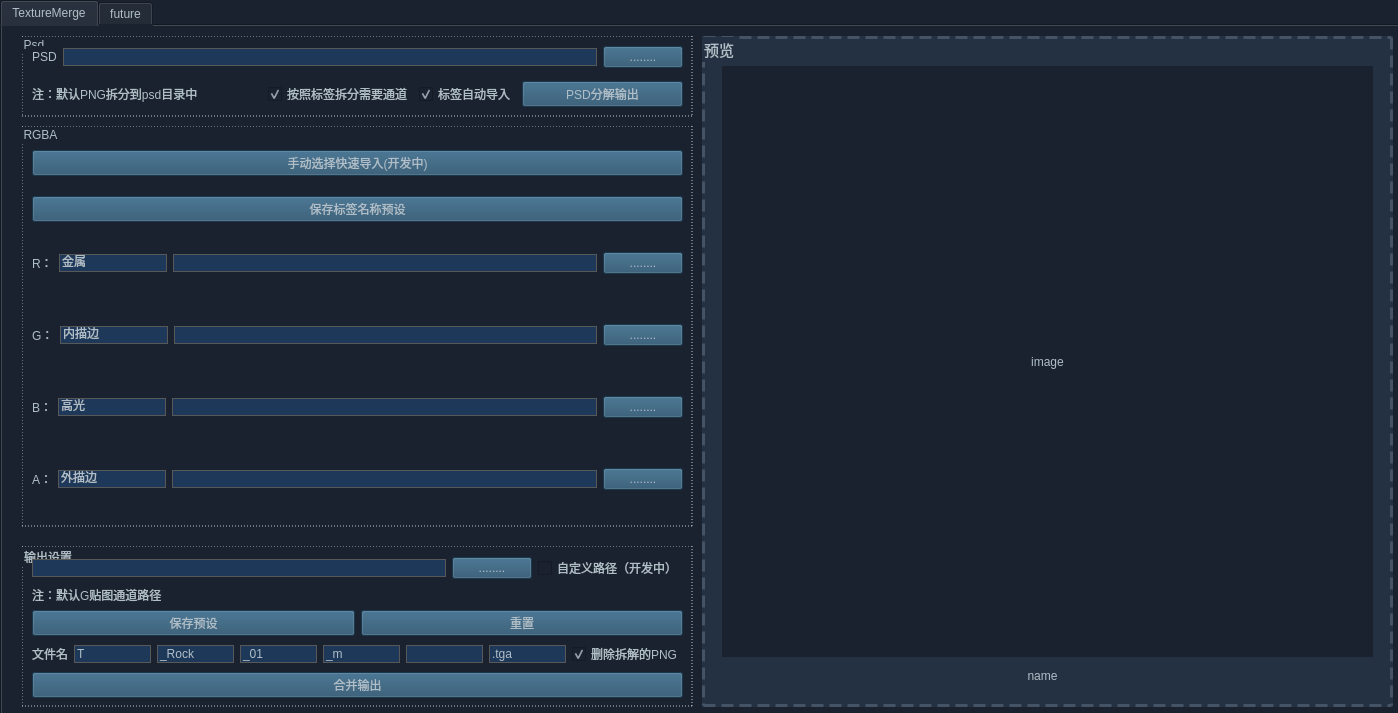
The window that ui.ui (fxcfxcfxc/PSDMerge) describes before a commit, drawn with Qt 5.
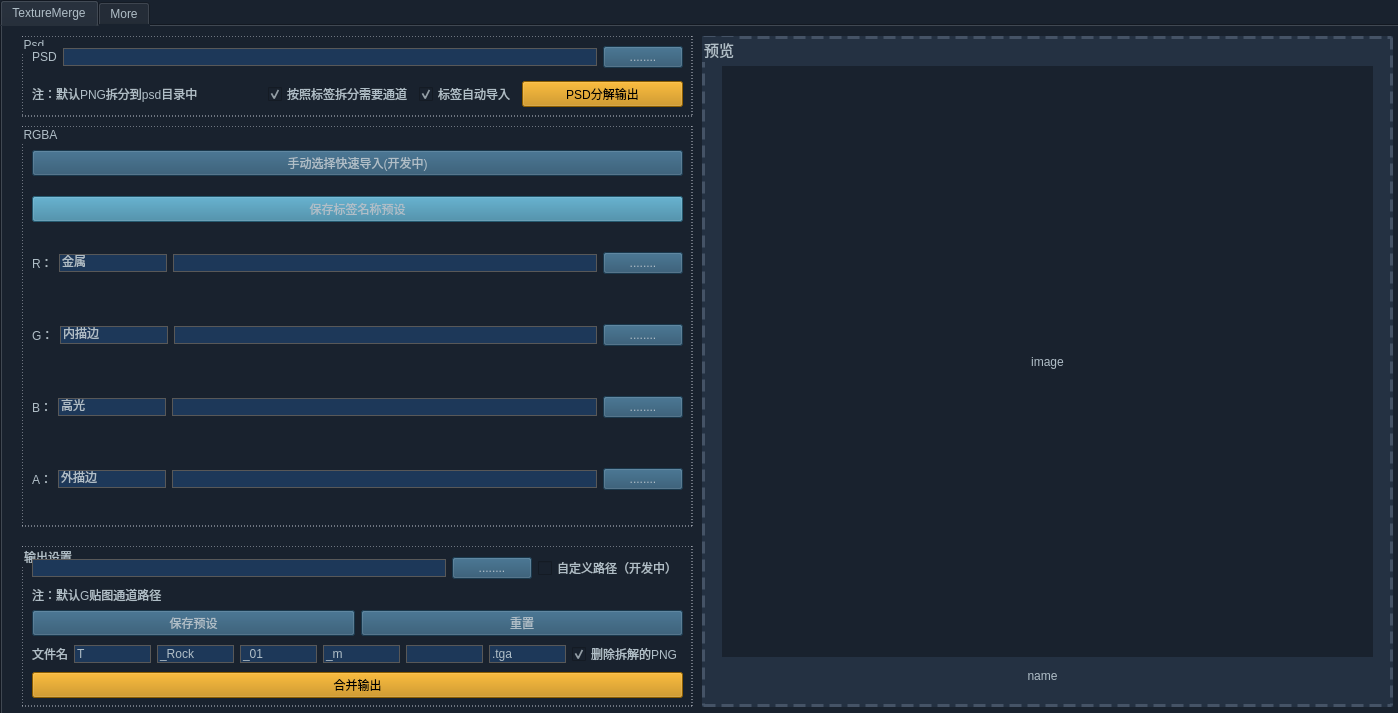
The same window after the commit.

What changed in the file:
```diff
--- a/ui.ui
+++ b/ui.ui
@@ -277,6 +277,10 @@
         </item>
         <item>
          <widget class="QPushButton" name="out_Button">
+          <property name="styleSheet">
+           <string notr="true">background-color: rgb(198, 132, 0);
+color: rgb(0, 0, 0);</string>
+          </property>
           <property name="text">
            <string>PSD分解输出</string>
           </property>
@@ -470,6 +474,10 @@
       </item>
       <item>
        <widget class="QPushButton" name="mergeButton">
+        <property name="styleSheet">
+         <string notr="true">background-color: rgb(198, 132, 0);
+color: rgb(0, 0, 0);</string>
+        </property>
         <property name="text">
          <string>合并输出</string>
         </property>
@@ -518,6 +526,9 @@
       </item>
       <item>
        <widget class="QPushButton" name="mark_Button">
+        <property name="styleSheet">
+         <string notr="true">background-color: rgb(52, 126, 157);</string>
+        </property>
         <property name="text">
          <string>保存标签名称预设</string>
         </property>
@@ -767,7 +778,7 @@
 }</string>
     </property>
     <attribute name="title">
-     <string>future</string>
+     <string>More</string>
     </attribute>
    </widget>
   </widget>
```
